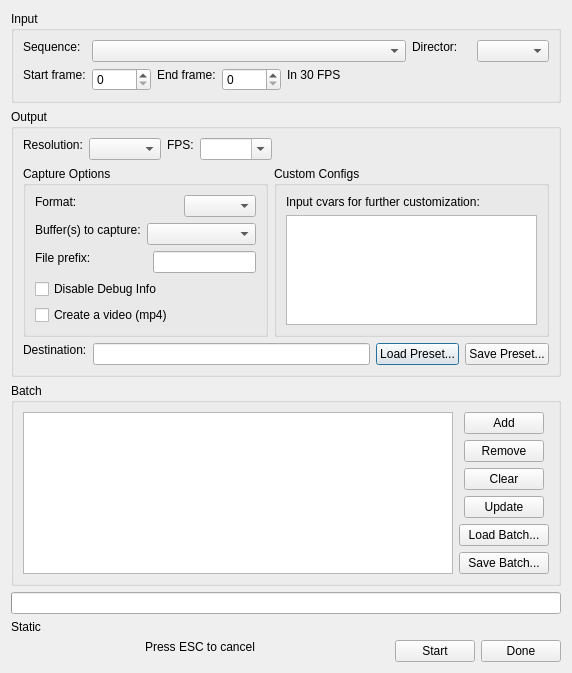
Qt form Code/Sandbox/Editor/TrackView/SequenceBatchRenderDialog.ui (o3de/o3de) before a commit.
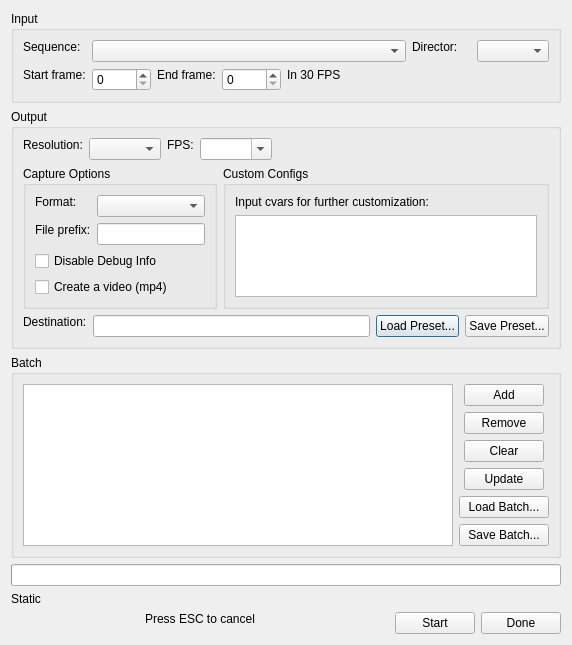
The same form after that commit.

What changed in the file:
```diff
--- a/Code/Sandbox/Editor/TrackView/SequenceBatchRenderDialog.ui
+++ b/Code/Sandbox/Editor/TrackView/SequenceBatchRenderDialog.ui
@@ -162,24 +162,14 @@
            <string>Capture Options</string>
           </property>
           <layout class="QGridLayout" name="gridLayout">
+           <item row="3" column="0" colspan="3">
+            <widget class="QCheckBox" name="m_createVideoCheckBox">
+             <property name="text">
+              <string>Create a video (mp4)</string>
+             </property>
+            </widget>
+           </item>
            <item row="1" column="0">
-            <widget class="QLabel" name="label_8">
-             <property name="text">
-              <string>Buffer(s) to capture:</string>
-             </property>
-             <property name="alignment">
-              <set>Qt::AlignLeading|Qt::AlignLeft|Qt::AlignTop</set>
-             </property>
-            </widget>
-           </item>
-           <item row="2" column="2" colspan="2">
-            <widget class="QLineEdit" name="BATCH_RENDER_FILE_PREFIX">
-             <property name="alignment">
-              <set>Qt::AlignLeading|Qt::AlignLeft|Qt::AlignVCenter</set>
-             </property>
-            </widget>
-           </item>
-           <item row="2" column="0">
             <widget class="QLabel" name="label_9">
              <property name="text">
               <string>File prefix:</string>
@@ -189,23 +179,10 @@
              </property>
             </widget>
            </item>
-           <item row="0" column="3">
-            <widget class="QComboBox" name="m_imageFormatCombo"/>
-           </item>
-           <item row="1" column="1" colspan="3">
-            <widget class="QComboBox" name="m_buffersToCaptureCombo"/>
-           </item>
-           <item row="3" column="0" colspan="4">
-            <widget class="QCheckBox" name="m_disableDebugInfoCheckBox">
-             <property name="text">
-              <string>Disable Debug Info</string>
-             </property>
-            </widget>
-           </item>
-           <item row="4" column="0" colspan="4">
-            <widget class="QCheckBox" name="m_createVideoCheckBox">
-             <property name="text">
-              <string>Create a video (mp4)</string>
+           <item row="1" column="1" colspan="2">
+            <widget class="QLineEdit" name="BATCH_RENDER_FILE_PREFIX">
+             <property name="alignment">
+              <set>Qt::AlignLeading|Qt::AlignLeft|Qt::AlignVCenter</set>
              </property>
             </widget>
            </item>
@@ -219,6 +196,20 @@
              </property>
             </widget>
            </item>
+           <item row="2" column="0" colspan="3">
+            <widget class="QCheckBox" name="m_disableDebugInfoCheckBox">
+             <property name="text">
+              <string>Disable Debug Info</string>
+             </property>
+            </widget>
+           </item>
+           <item row="0" column="1" colspan="2">
+            <widget class="QComboBox" name="m_imageFormatCombo">
+             <property name="sizeAdjustPolicy">
+              <enum>QComboBox::AdjustToContentsOnFirstShow</enum>
+             </property>
+            </widget>
+           </item>
           </layout>
          </widget>
         </item>
@@ -244,8 +235,8 @@
               <string>&lt;!DOCTYPE HTML PUBLIC &quot;-//W3C//DTD HTML 4.0//EN&quot; &quot;http://www.w3.org/TR/REC-html40/strict.dtd&quot;&gt;
 &lt;html&gt;&lt;head&gt;&lt;meta name=&quot;qrichtext&quot; content=&quot;1&quot; /&gt;&lt;style type=&quot;text/css&quot;&gt;
 p, li { white-space: pre-wrap; }
-&lt;/style&gt;&lt;/head&gt;&lt;body style=&quot; font-family:'MS Shell Dlg 2'; font-size:8.25pt; font-weight:400; font-style:normal;&quot;&gt;
-&lt;p style=&quot;-qt-paragraph-type:empty; margin-top:0px; margin-bottom:0px; margin-left:0px; margin-right:0px; -qt-block-indent:0; text-indent:0px;&quot;&gt;&lt;br /&gt;&lt;/p&gt;&lt;/body&gt;&lt;/html&gt;</string>
+&lt;/style&gt;&lt;/head&gt;&lt;body style=&quot; font-family:'MS Shell Dlg 2'; font-size:4.125pt; font-weight:400; font-style:normal;&quot;&gt;
+&lt;p style=&quot;-qt-paragraph-type:empty; margin-top:0px; margin-bottom:0px; margin-left:0px; margin-right:0px; -qt-block-indent:0; text-indent:0px; font-size:8.25pt;&quot;&gt;&lt;br /&gt;&lt;/p&gt;&lt;/body&gt;&lt;/html&gt;</string>
              </property>
              <property name="acceptRichText">
               <bool>false</bool>
```
